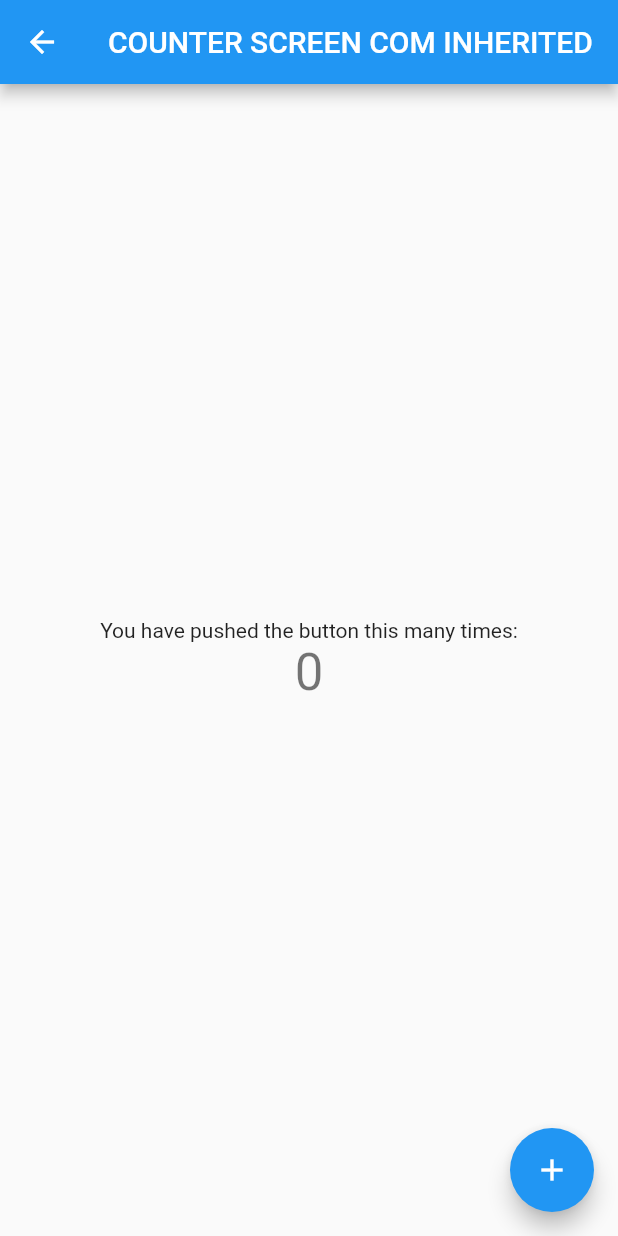
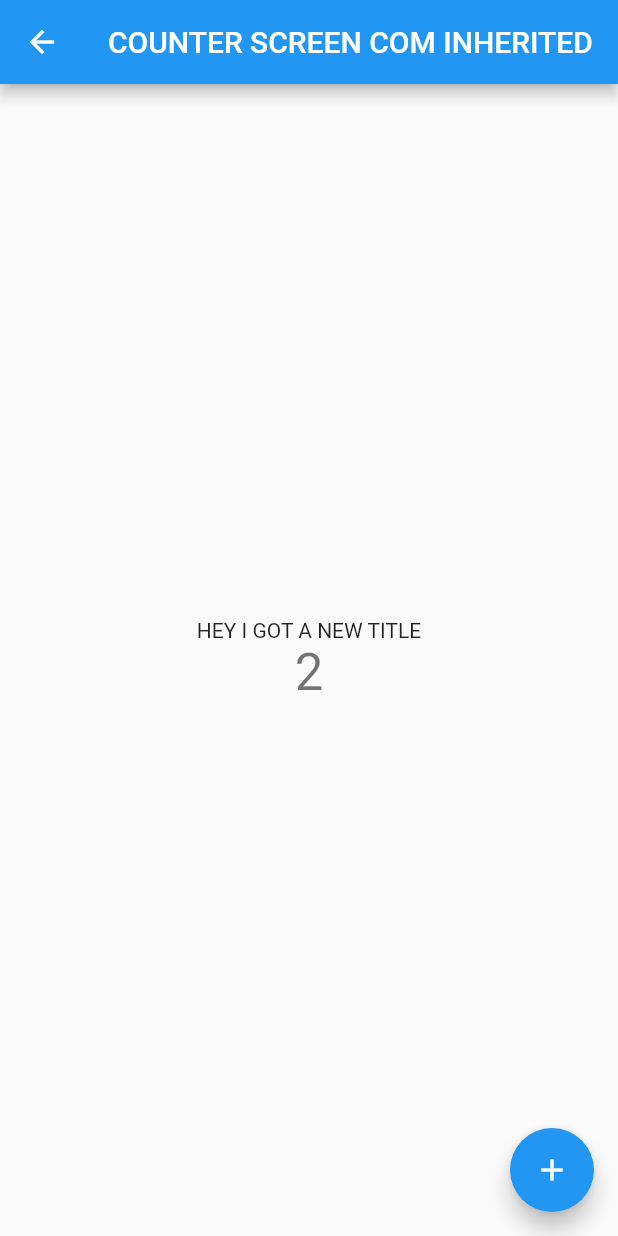
Before and after one commit to Jo-Hernandes/states_talk, a Flutter app: the CounterScreenInherited screen opened directly, after a tap on the "add" icon, on a phone screen of 412 x 824 dp. Run offline on Flutter 3.47's test engine with Material 2 defaults, Android fonts, the phone set to English and light mode, and no system bars.

Commit message:
changes during talk

```diff
--- a/state_talk/lib/inherited/counter_screen_inherited.dart
+++ b/state_talk/lib/inherited/counter_screen_inherited.dart
@@ -1,21 +1,36 @@
 import 'package:flutter/material.dart';
+import 'package:state_talk/inherited/inherited_counter.dart';
 import 'package:state_talk/inherited/inherited_counter_body.dart';
 
-class CounterScreenInherited extends StatelessWidget {
+class CounterScreenInherited extends StatefulWidget {
   CounterScreenInherited({Key key, this.title = 'COUNTER SCREEN COM INHERITED'})
       : super(key: key);
 
   final String title;
 
   @override
+  _CounterScreenInheritedState createState() => _CounterScreenInheritedState();
+}
+
+class _CounterScreenInheritedState extends State<CounterScreenInherited> {
+  var count = ValueNotifier(0);
+
+  @override
   Widget build(BuildContext context) {
     return Scaffold(
       appBar: AppBar(
-        title: Text(title),
+        title: Text(widget.title),
       ),
-      body: CounterBody(),
+      body: InheritedCounter(
+        counterValue: count,
+        child: CounterBody(),
+      ),
       floatingActionButton: FloatingActionButton(
-        onPressed: () {},
+        onPressed: () {
+          setState(() {
+            count.value += 2;
+          });
+        },
         tooltip: 'Increment',
         child: Icon(Icons.add),
       ), // This trailing comma makes auto-formatting nicer for build methods.
--- a/state_talk/lib/inherited/inherited_counter.dart
+++ b/state_talk/lib/inherited/inherited_counter.dart
@@ -4,7 +4,7 @@ class InheritedCounter extends InheritedWidget {
   final counterValue;
   final inheritedTitle = 'HEY I GOT A NEW TITLE';
 
-  InheritedCounter(this.counterValue, {Widget child})
+  InheritedCounter({this.counterValue, Widget child})
       : super(child: child ?? Container());
 
   @override
--- a/state_talk/lib/inherited/inherited_counter_body.dart
+++ b/state_talk/lib/inherited/inherited_counter_body.dart
@@ -1,5 +1,6 @@
 import 'package:flutter/cupertino.dart';
 import 'package:flutter/material.dart';
+import 'package:state_talk/inherited/inherited_counter.dart';
 
 class CounterBody extends StatelessWidget {
   @override
@@ -9,12 +10,16 @@ class CounterBody extends StatelessWidget {
         mainAxisAlignment: MainAxisAlignment.center,
         children: <Widget>[
           Text(
-            'You have pushed the button this many times:',
+            '${InheritedCounter.of(context).inheritedTitle}',
           ),
-          Text(
-            '0',
-            style: Theme.of(context).textTheme.display1,
-          ),
+          ValueListenableBuilder(
+              valueListenable: InheritedCounter.of(context).counterValue,
+              builder: (context, value, _) {
+                return Text(
+                  '$value',
+                  style: Theme.of(context).textTheme.display1,
+                );
+              }),
         ],
       ),
     );
```
Also changed, not shown: state_talk/lib/counter_builder.dart (added, +31 -0 lines), state_talk/lib/counter_screen_default.dart (+12 -1 lines), state_talk/lib/main.dart (+16 -5 lines), state_talk/lib/notifier/counter_screen_notifier.dart (+11 -5 lines), state_talk/lib/provider/counter_screen_provider.dart (+16 -23 lines).
